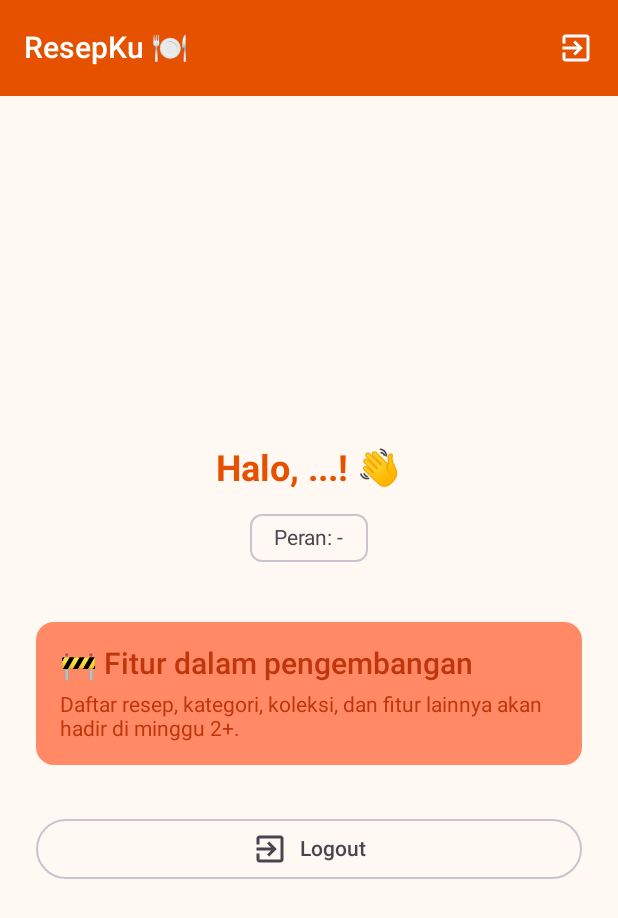
After one commit to Zehab-bid/0086_Resepku, an Android app built with Jetpack Compose: the HomeScreen screen opened through its navigation route, on a phone screen of 412 x 824 dp. The commit adds this screen. Shown: the top 918 px of the screen. Run offline under Robolectric (Android 15) with nearby library versions, the phone set to English and light mode, and no system bars.

Commit message:
Menambahkan navigasi compose dan halaman home

```diff
--- a/android/app/src/main/java/com/resepku/app/MainActivity.kt
+++ b/android/app/src/main/java/com/resepku/app/MainActivity.kt
@@ -4,44 +4,26 @@ import android.os.Bundle
 import androidx.activity.ComponentActivity
 import androidx.activity.compose.setContent
 import androidx.activity.enableEdgeToEdge
-import androidx.compose.foundation.layout.fillMaxSize
-import androidx.compose.foundation.layout.padding
-import androidx.compose.material3.Scaffold
-import androidx.compose.material3.Text
-import androidx.compose.runtime.Composable
-import androidx.compose.ui.Modifier
-import androidx.compose.ui.tooling.preview.Preview
+import com.resepku.app.navigation.AppNavGraph
 import com.resepku.app.ui.theme.ResepkuTheme
 
+/**
+ * MainActivity — entry point aplikasi.
+ *
+ * Hanya bertanggung jawab untuk:
+ * 1. Menyiapkan tema aplikasi (ResepkuTheme)
+ * 2. Memanggil AppNavGraph (seluruh navigasi dikelola di sana)
+ *
+ * Tidak ada logika bisnis di sini.
+ */
 class MainActivity : ComponentActivity() {
     override fun onCreate(savedInstanceState: Bundle?) {
         super.onCreate(savedInstanceState)
         enableEdgeToEdge()
         setContent {
             ResepkuTheme {
-                Scaffold(modifier = Modifier.fillMaxSize()) { innerPadding ->
-                    Greeting(
-                        name = "Android",
-                        modifier = Modifier.padding(innerPadding)
-                    )
-                }
+                AppNavGraph()
             }
         }
     }
 }
-
-@Composable
-fun Greeting(name: String, modifier: Modifier = Modifier) {
-    Text(
-        text = "Hello $name!",
-        modifier = modifier
-    )
-}
-
-@Preview(showBackground = true)
-@Composable
-fun GreetingPreview() {
-    ResepkuTheme {
-        Greeting("Android")
-    }
-}
--- /dev/null
+++ b/android/app/src/main/java/com/resepku/app/navigation/AppNavGraph.kt
@@ -0,0 +1,94 @@
+package com.resepku.app.navigation
+
+import androidx.compose.runtime.Composable
+import androidx.compose.runtime.LaunchedEffect
+import androidx.compose.runtime.getValue
+import androidx.compose.runtime.mutableStateOf
+import androidx.compose.runtime.remember
+import androidx.compose.runtime.setValue
+import androidx.lifecycle.viewmodel.compose.viewModel
+import androidx.navigation.NavHostController
+import androidx.navigation.compose.NavHost
+import androidx.navigation.compose.composable
+import androidx.navigation.compose.rememberNavController
+import com.resepku.app.ui.auth.AuthViewModel
+import com.resepku.app.ui.auth.LoginScreen
+import com.resepku.app.ui.auth.RegisterScreen
+import com.resepku.app.ui.home.HomeScreen
+
+/**
+ * AppNavGraph — graf navigasi utama aplikasi.
+ *
+ * Start destination ditentukan secara dinamis:
+ * - Jika ada token tersimpan → langsung ke Home (auto-login)
+ * - Jika tidak → mulai dari Login
+ *
+ * Navigasi menggunakan NavHostController dari Navigation Compose.
+ */
+@Composable
+fun AppNavGraph(
+    navController: NavHostController = rememberNavController()
+) {
+    // ViewModel dibuat di sini (scope NavGraph) agar dibagi antara Login dan Register
+    val authViewModel: AuthViewModel = viewModel()
+
+    // Tentukan start destination berdasarkan token tersimpan
+    var startDest by remember { mutableStateOf<String?>(null) }
+
+    LaunchedEffect(Unit) {
+        startDest = if (authViewModel.isLoggedIn()) Routes.HOME else Routes.LOGIN
+    }
+
+    // Tunggu sampai start destination ditentukan
+    if (startDest == null) return
+
+    NavHost(
+        navController    = navController,
+        startDestination = startDest!!
+    ) {
+        // ===== Login =====
+        composable(Routes.LOGIN) {
+            LoginScreen(
+                viewModel          = authViewModel,
+                onLoginSuccess     = {
+                    // Hapus Login dari back stack sehingga Back tidak kembali ke Login
+                    navController.navigate(Routes.HOME) {
+                        popUpTo(Routes.LOGIN) { inclusive = true }
+                    }
+                },
+                onNavigateToRegister = {
+                    navController.navigate(Routes.REGISTER)
+                }
+            )
+        }
+
+        // ===== Register =====
+        composable(Routes.REGISTER) {
+            RegisterScreen(
+                viewModel         = authViewModel,
+                onRegisterSuccess = {
+                    // Setelah register, kembali ke Login agar user login
+                    navController.navigate(Routes.LOGIN) {
+                        popUpTo(Routes.REGISTER) { inclusive = true }
+                    }
+                },
+                onNavigateToLogin = {
+                    navController.popBackStack()
+                }
+            )
+        }
+
+        // ===== Home =====
+        composable(Routes.HOME) {
+            HomeScreen(
+                viewModel = authViewModel,
+                onLogout  = {
+                    // Logout: hapus Home dari back stack, kembali ke Login
+                    navController.navigate(Routes.LOGIN) {
+                        popUpTo(Routes.HOME) { inclusive = true }
+                    }
+                }
+            )
+        }
+    }
+}
--- /dev/null
+++ b/android/app/src/main/java/com/resepku/app/navigation/Routes.kt
@@ -0,0 +1,8 @@
+package com.resepku.app.navigation
+
+/** Semua route aplikasi didefinisikan di satu tempat ini */
+object Routes {
+    const val LOGIN    = "login"
+    const val REGISTER = "register"
+    const val HOME     = "home"
+}
--- /dev/null
+++ b/android/app/src/main/java/com/resepku/app/ui/home/HomeScreen.kt
@@ -0,0 +1,119 @@
+package com.resepku.app.ui.home
+
+import androidx.compose.foundation.layout.*
+import androidx.compose.material.icons.Icons
+import androidx.compose.material.icons.filled.ExitToApp
+import androidx.compose.material3.*
+import androidx.compose.runtime.*
+import androidx.compose.ui.Alignment
+import androidx.compose.ui.Modifier
+import androidx.compose.ui.unit.dp
+import com.resepku.app.ui.auth.AuthViewModel
+
+/**
+ * HomeScreen — placeholder untuk fitur utama (minggu 2+).
+ *
+ * Saat ini hanya menampilkan:
+ * - Sapaan dengan nama user
+ * - Role user (admin/user)
+ * - Tombol logout
+ */
+@OptIn(ExperimentalMaterial3Api::class)
+@Composable
+fun HomeScreen(
+    viewModel: AuthViewModel,
+    onLogout: () -> Unit
+) {
+    // Amati data user dari DataStore via ViewModel
+    val namaUser by viewModel.namaUser.collectAsState(initial = null)
+    val role     by viewModel.role.collectAsState(initial = null)
+
+    Scaffold(
+        topBar = {
+            TopAppBar(
+                title = { Text("ResepKu 🍽️") },
+                actions = {
+                    // Tombol logout di toolbar
+                    IconButton(onClick = {
+                        viewModel.logout()
+                        onLogout()
+                    }) {
+                        Icon(Icons.Default.ExitToApp, contentDescription = "Logout")
+                    }
+                },
+                colors = TopAppBarDefaults.topAppBarColors(
+                    containerColor = MaterialTheme.colorScheme.primary,
+                    titleContentColor = MaterialTheme.colorScheme.onPrimary,
+                    actionIconContentColor = MaterialTheme.colorScheme.onPrimary
+                )
+            )
+        }
+    ) { innerPadding ->
+        Column(
+            modifier = Modifier
+                .fillMaxSize()
+                .padding(innerPadding)
+                .padding(24.dp),
+            verticalArrangement   = Arrangement.Center,
+            horizontalAlignment   = Alignment.CenterHorizontally
+        ) {
+            Text(
+                text  = "Halo, ${namaUser ?: "..."}! 👋",
+                style = MaterialTheme.typography.headlineMedium,
+                color = MaterialTheme.colorScheme.primary
+            )
+
+            Spacer(modifier = Modifier.height(8.dp))
+
+            // Badge peran user
+            SuggestionChip(
+                onClick = {},
+                label   = {
+                    Text(
+                        text  = "Peran: ${role?.uppercase() ?: "-"}",
+                        style = MaterialTheme.typography.bodyMedium
+                    )
+                }
+            )
+
+            Spacer(modifier = Modifier.height(32.dp))
+
+            // Info bahwa fitur utama akan datang
+            Card(
+                modifier = Modifier.fillMaxWidth(),
+                colors   = CardDefaults.cardColors(
+                    containerColor = MaterialTheme.colorScheme.primaryContainer
+                )
+            ) {
+                Column(modifier = Modifier.padding(16.dp)) {
+                    Text(
+                        text  = "🚧 Fitur dalam pengembangan",
+                        style = MaterialTheme.typography.titleLarge,
+                        color = MaterialTheme.colorScheme.onPrimaryContainer
+                    )
+                    Spacer(modifier = Modifier.height(8.dp))
+                    Text(
+                        text  = "Daftar resep, kategori, koleksi, dan fitur lainnya akan hadir di minggu 2+.",
+                        style = MaterialTheme.typography.bodyMedium,
+                        color = MaterialTheme.colorScheme.onPrimaryContainer
+                    )
+                }
+            }
+
+            Spacer(modifier = Modifier.height(32.dp))
+
+            // Tombol logout cadangan (selain di toolbar)
+            OutlinedButton(
+                onClick  = {
+                    viewModel.logout()
+                    onLogout()
+                },
+                modifier = Modifier.fillMaxWidth()
+            ) {
+                Icon(Icons.Default.ExitToApp, contentDescription = null)
+                Spacer(modifier = Modifier.width(8.dp))
+                Text("Logout")
+            }
+        }
+    }
+}
```
